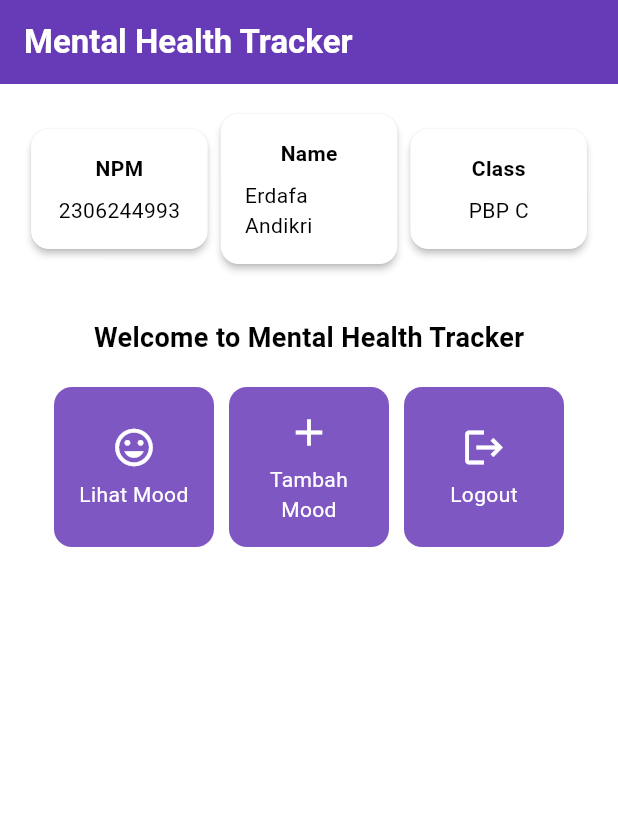
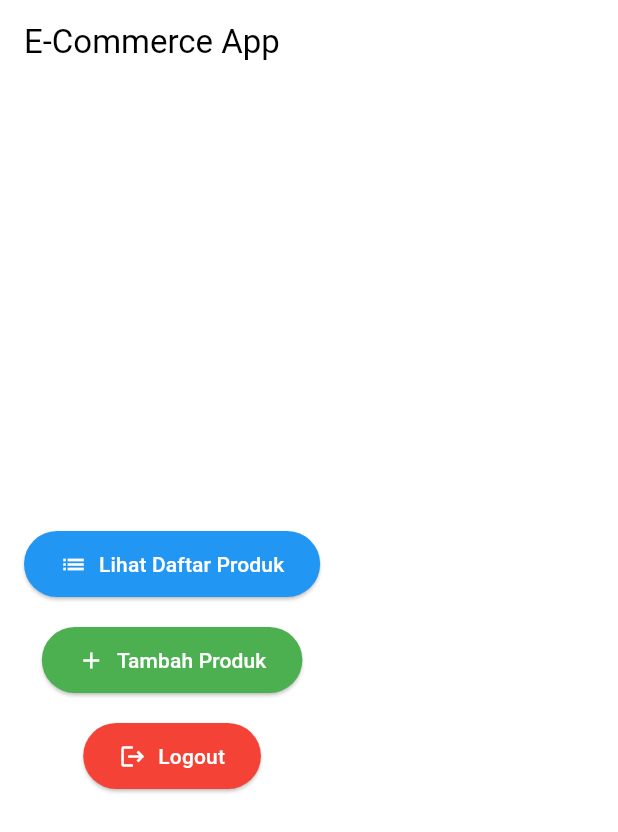
Before and after one commit to dafandikri/onlyfunds-mobile, a Flutter app: the screen it shows after launch, on a phone screen of 412 x 824 dp. Shown: the top 832 px of the screen. Run offline on Flutter 3.47's test engine with Material 3 defaults, Android fonts, the phone set to English and light mode, and no system bars.

Commit message:
Update README and refactor MyHomePage with CustomButton implementation

```diff
--- a/lib/menu.dart
+++ b/lib/menu.dart
@@ -1,90 +1,50 @@
 import 'package:flutter/material.dart';
 
-class MyHomePage extends StatelessWidget  {
-  MyHomePage({super.key});
-
-  final String npm = '2306244993';
-  final String name = 'Erdafa Andikri';
-  final String className = 'PBP C';
-
-  final List<ItemHomepage> items = [
-    ItemHomepage("Lihat Mood", Icons.mood),
-    ItemHomepage("Tambah Mood", Icons.add),
-    ItemHomepage("Logout", Icons.logout),
-  ];
+class MyHomePage extends StatelessWidget {
+  const MyHomePage({super.key});
 
   @override
   Widget build(BuildContext context) {
-    // Scaffold menyediakan struktur dasar halaman dengan AppBar dan body.
     return Scaffold(
-      // AppBar adalah bagian atas halaman yang menampilkan judul.
       appBar: AppBar(
-        // Judul aplikasi "Mental Health Tracker" dengan teks putih dan tebal.
-        title: const Text(
-          'Mental Health Tracker',
-          style: TextStyle(
-            color: Colors.white,
-            fontWeight: FontWeight.bold,
-          ),
-        ),
-        // Warna latar belakang AppBar diambil dari skema warna tema aplikasi.
-        backgroundColor: Theme.of(context).colorScheme.primary,
+        title: const Text('E-Commerce App'),
       ),
-      // Body halaman dengan padding di sekelilingnya.
       body: Padding(
         padding: const EdgeInsets.all(16.0),
-        // Menyusun widget secara vertikal dalam sebuah kolom.
         child: Column(
-          crossAxisAlignment: CrossAxisAlignment.center,
+          mainAxisAlignment: MainAxisAlignment.center,
           children: [
-            // Row untuk menampilkan 3 InfoCard secara horizontal.
-            Row(
-              mainAxisAlignment: MainAxisAlignment.spaceEvenly,
-              children: [
-                InfoCard(title: 'NPM', content: npm),
-                InfoCard(title: 'Name', content: name),
-                InfoCard(title: 'Class', content: className),
-              ],
+            CustomButton(
+              text: 'Lihat Daftar Produk',
+              icon: Icons.list,
+              color: Colors.blue,
+              onPressed: () {
+                ScaffoldMessenger.of(context).showSnackBar(
+                  const SnackBar(content: Text('Kamu telah menekan tombol Lihat Daftar Produk')),
+                );
+              },
             ),
-
-            // Memberikan jarak vertikal 16 unit.
             const SizedBox(height: 16.0),
-
-            // Menempatkan widget berikutnya di tengah halaman.
-            Center(
-              child: Column(
-                // Menyusun teks dan grid item secara vertikal.
-
-                children: [
-                  // Menampilkan teks sambutan dengan gaya tebal dan ukuran 18.
-                  const Padding(
-                    padding: EdgeInsets.only(top: 16.0),
-                    child: Text(
-                      'Welcome to Mental Health Tracker',
-                      style: TextStyle(
-                        fontWeight: FontWeight.bold,
-                        fontSize: 18.0,
-                      ),
-                    ),
-                  ),
-
-                  // Grid untuk menampilkan ItemCard dalam bentuk grid 3 kolom.
-                  GridView.count(
-                    primary: true,
-                    padding: const EdgeInsets.all(20),
-                    crossAxisSpacing: 10,
-                    mainAxisSpacing: 10,
-                    crossAxisCount: 3,
-                    // Agar grid menyesuaikan tinggi kontennya.
-                    shrinkWrap: true,
-
-                    // Menampilkan ItemCard untuk setiap item dalam list items.
-                    children: items.map((ItemHomepage item) {
-                      return ItemCard(item);
-                    }).toList(),
-                  ),
-                ],
-              ),
+            CustomButton(
+              text: 'Tambah Produk',
+              icon: Icons.add,
+              color: Colors.green,
+              onPressed: () {
+                ScaffoldMessenger.of(context).showSnackBar(
+                  const SnackBar(content: Text('Kamu telah menekan tombol Tambah Produk')),
+                );
+              },
+            ),
+            const SizedBox(height: 16.0),
+            CustomButton(
+              text: 'Logout',
+              icon: Icons.logout,
+              color: Colors.red,
+              onPressed: () {
+                ScaffoldMessenger.of(context).showSnackBar(
+                  const SnackBar(content: Text('Kamu telah menekan tombol Logout')),
+                );
+              },
             ),
           ],
         ),
@@ -92,95 +52,31 @@ class MyHomePage extends StatelessWidget  {
     );
   }
 }
-class InfoCard extends StatelessWidget {
-  // Kartu informasi yang menampilkan title dan content.
 
-  final String title;  // Judul kartu.
-  final String content;  // Isi kartu.
+class CustomButton extends StatelessWidget {
+  final String text;
+  final IconData icon;
+  final Color color;
+  final VoidCallback onPressed;
 
-  const InfoCard({super.key, required this.title, required this.content});
+  const CustomButton({
+    super.key,
+    required this.text,
+    required this.icon,
+    required this.color,
+    required this.onPressed,
+  });
 
   @override
   Widget build(BuildContext context) {
-    return Card(
-      // Membuat kotak kartu dengan bayangan dibawahnya.
-      elevation: 2.0,
-      child: Container(
-        // Mengatur ukuran dan jarak di dalam kartu.
-        width: MediaQuery.of(context).size.width / 3.5, // menyesuaikan dengan lebar device yang digunakan.
-        padding: const EdgeInsets.all(16.0),
-        // Menyusun title dan content secara vertikal.
-        child: Column(
-          children: [
-            Text(
-              title,
-              style: const TextStyle(fontWeight: FontWeight.bold),
-            ),
-            const SizedBox(height: 8.0),
-            Text(content),
-          ],
-        ),
+    return ElevatedButton.icon(
+      onPressed: onPressed,
+      icon: Icon(icon, color: Colors.white),
+      label: Text(text, style: const TextStyle(color: Colors.white)),
+      style: ElevatedButton.styleFrom(
+        backgroundColor: color,
+        padding: const EdgeInsets.symmetric(horizontal: 24.0, vertical: 12.0),
       ),
     );
   }
 }
-class ItemHomepage {
-  final String name;
-  final IconData icon;
-
-  ItemHomepage(this.name, this.icon);
-}
-
-class ItemCard extends StatelessWidget {
-  // Menampilkan kartu dengan ikon dan nama.
-
-  final ItemHomepage item;
-
-  const ItemCard(this.item, {super.key});
-
-  @override
-  Widget build(BuildContext context) {
-    return Material(
-      // Menentukan warna latar belakang dari tema aplikasi.
-      color: Theme.of(context).colorScheme.secondary,
-      // Membuat sudut kartu melengkung.
-      borderRadius: BorderRadius.circular(12),
-
-      child: InkWell(
-        // Aksi ketika kartu ditekan.
-        onTap: () {
-          // Menampilkan pesan SnackBar saat kartu ditekan.
-          ScaffoldMessenger.of(context)
-            ..hideCurrentSnackBar()
-            ..showSnackBar(
-                SnackBar(content: Text("Kamu telah menekan tombol ${item.name}!"))
-            );
-        },
-        // Container untuk menyimpan Icon dan Text
-        child: Container(
-          padding: const EdgeInsets.all(8),
-          child: Center(
-            child: Column(
-              // Menyusun ikon dan teks di tengah kartu.
-              mainAxisAlignment: MainAxisAlignment.center,
-              children: [
-                Icon(
-                  item.icon,
-                  color: Colors.white,
-                  size: 30.0,
-                ),
-                const Padding(padding: EdgeInsets.all(3)),
-                Text(
-                  item.name,
-                  textAlign: TextAlign.center,
-                  style: const TextStyle(color: Colors.white),
-                ),
-              ],
-            ),
-          ),
-        ),
-      ),
-    );
-  }
-
-}
```
Also changed, not shown: 1 other file.
